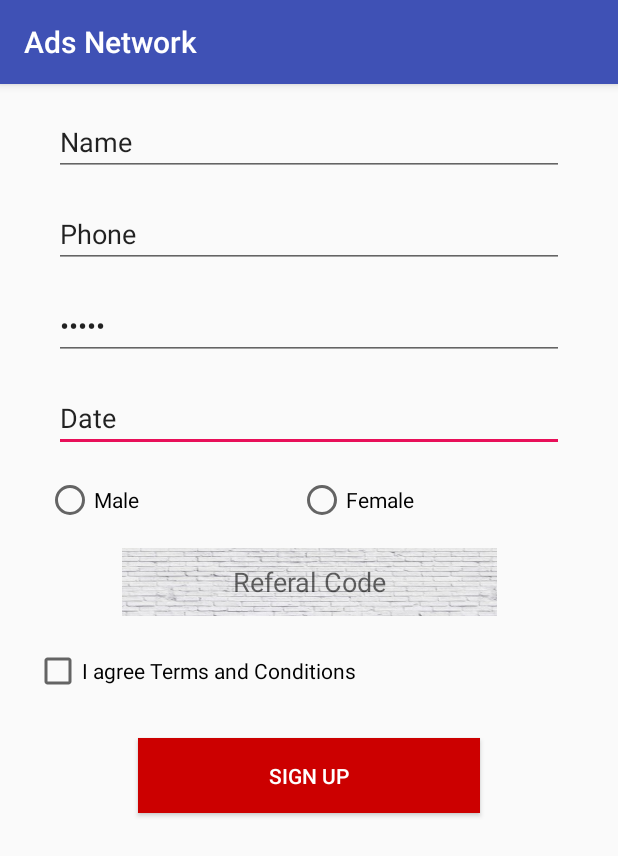
After one commit to RajesMca008/AdsProject, an Android app: the RegistrationActivity screen opened directly, with no data from a screen before it, on a phone screen of 412 x 824 dp. The commit adds this screen. Shown: the top 856 px of the screen. Run offline under Robolectric (Android 15) with nearby library versions, the phone set to English and light mode, and no system bars.

Commit message:
Registration implemented.

```diff
--- a/AdsPro/app/src/main/AndroidManifest.xml
+++ b/AdsPro/app/src/main/AndroidManifest.xml
@@ -25,7 +25,8 @@
         </activity>
         <activity
             android:name=".HomeActivity"
-            android:label="@string/title_activity_home"></activity>
+            android:label="@string/title_activity_home" />
+        <activity android:name=".RegistrationActivity"></activity>
     </application>
 
 </manifest>
--- a/AdsPro/app/src/main/java/com/appants/adspro/LoginActivity.java
+++ b/AdsPro/app/src/main/java/com/appants/adspro/LoginActivity.java
@@ -88,6 +88,15 @@ public class LoginActivity extends AppCompatActivity implements LoaderCallbacks<
             @Override
             public void onClick(View view) {
                 attemptLogin();
+            }
+        });
+
+        findViewById(R.id.register_in_button).setOnClickListener(new OnClickListener() {
+            @Override
+            public void onClick(View view) {
+
+                Intent intent=new Intent(LoginActivity.this,RegistrationActivity.class);
+                startActivity(intent);
             }
         });
 
--- /dev/null
+++ b/AdsPro/app/src/main/java/com/appants/adspro/RegistrationActivity.java
@@ -0,0 +1,41 @@
+package com.appants.adspro;
+
+import android.app.DatePickerDialog;
+import android.support.v7.app.AppCompatActivity;
+import android.os.Bundle;
+import android.view.View;
+import android.widget.DatePicker;
+import android.widget.EditText;
+
+import java.util.Calendar;
+
+public class RegistrationActivity extends AppCompatActivity {
+
+    EditText datePick=null;
+    @Override
+    protected void onCreate(Bundle savedInstanceState) {
+        super.onCreate(savedInstanceState);
+        setContentView(R.layout.activity_registration);
+
+         datePick=(EditText)  findViewById(R.id.date_id);
+        datePick.setOnClickListener(new View.OnClickListener() {
+            @Override
+            public void onClick(View view) {
+                // TODO Auto-generated method stub
+                //To show current date in the datepicker
+                Calendar mcurrentDate= Calendar.getInstance();
+                int mYear = mcurrentDate.get(Calendar.YEAR);
+                int mMonth = mcurrentDate.get(Calendar.MONTH);
+                int mDay=mcurrentDate.get(Calendar.DAY_OF_MONTH);
+
+                DatePickerDialog mDatePicker=new DatePickerDialog(RegistrationActivity.this, new DatePickerDialog.OnDateSetListener() {
+                    public void onDateSet(DatePicker datepicker, int selectedyear, int selectedmonth, int selectedday) {
+                        // TODO Auto-generated method stub
+                    /*      Your code   to get date and time    */
+                    }
+                },mYear, mMonth, mDay);
+                mDatePicker.setTitle("Select date");
+                mDatePicker.show();  }
+        });
+    }
+}
--- a/AdsPro/app/src/main/res/layout/activity_login.xml
+++ b/AdsPro/app/src/main/res/layout/activity_login.xml
@@ -74,6 +74,14 @@
                 android:text="@string/action_sign_in"
                 android:textStyle="bold" />
 
+            <Button
+                android:id="@+id/register_in_button"
+                style="?android:textAppearanceSmall"
+                android:layout_width="match_parent"
+                android:layout_height="wrap_content"
+                android:layout_marginTop="10dp"
+                android:text="@string/action_register"
+                android:textStyle="bold" />
         </LinearLayout>
     </ScrollView>
 </LinearLayout>
--- /dev/null
+++ b/AdsPro/app/src/main/res/layout/activity_registration.xml
@@ -0,0 +1,134 @@
+<?xml version="1.0" encoding="utf-8"?>
+<android.support.constraint.ConstraintLayout xmlns:android="http://schemas.android.com/apk/res/android"
+    xmlns:app="http://schemas.android.com/apk/res-auto"
+    xmlns:tools="http://schemas.android.com/tools"
+    android:layout_width="match_parent"
+    android:layout_height="match_parent"
+    tools:context="com.appants.adspro.RegistrationActivity">
+
+
+    <EditText
+        android:id="@+id/date_id"
+        android:layout_width="340dp"
+        android:layout_height="wrap_content"
+        android:layout_marginEnd="8dp"
+        android:layout_marginStart="8dp"
+        android:layout_marginTop="16dp"
+        android:inputType="text|phone"
+        android:text="Date"
+        app:layout_constraintEnd_toEndOf="parent"
+        app:layout_constraintStart_toStartOf="parent"
+        app:layout_constraintTop_toBottomOf="@+id/password" />
+
+    <EditText
+        android:id="@+id/phone"
+        android:layout_width="340dp"
+        android:layout_height="wrap_content"
+        android:layout_marginEnd="8dp"
+        android:layout_marginStart="8dp"
+        android:layout_marginTop="16dp"
+        android:inputType="text|phone"
+        android:text="Phone"
+        app:layout_constraintEnd_toEndOf="parent"
+        app:layout_constraintStart_toStartOf="parent"
+        app:layout_constraintTop_toBottomOf="@+id/name" />
+
+    <EditText
+        android:id="@+id/name"
+        android:layout_width="340dp"
+        android:layout_height="wrap_content"
+        android:layout_marginEnd="8dp"
+        android:layout_marginStart="8dp"
+        android:layout_marginTop="16dp"
+        android:inputType="phone"
+        android:text="Name"
+        android:maxLength="10"
+        app:layout_constraintEnd_toEndOf="parent"
+        app:layout_constraintStart_toStartOf="parent"
+        app:layout_constraintTop_toTopOf="parent" />
+
+    <EditText
+        android:id="@+id/password"
+        android:layout_width="340dp"
+        android:layout_height="wrap_content"
+        android:layout_marginEnd="8dp"
+        android:layout_marginStart="8dp"
+        android:layout_marginTop="16dp"
+        android:hint="Password"
+        android:inputType="textPassword"
+        android:text="Phone"
+        app:layout_constraintEnd_toEndOf="parent"
+        app:layout_constraintStart_toStartOf="parent"
+        app:layout_constraintTop_toBottomOf="@+id/phone" />
+
+    <EditText
+        android:id="@+id/referalCode"
+        android:layout_width="250dp"
+        android:layout_height="45dp"
+        android:layout_marginEnd="8dp"
+        android:layout_marginStart="8dp"
+        android:layout_marginTop="16dp"
+        android:ems="10"
+        android:gravity="center"
+        android:hint="Referal Code"
+        android:inputType="number"
+        android:maxLength="8"
+        android:background="@drawable/referal_bg_img"
+        app:layout_constraintEnd_toEndOf="parent"
+        app:layout_constraintStart_toStartOf="parent"
+        app:layout_constraintTop_toBottomOf="@+id/radioGroup" />
+
+    <RadioGroup
+        android:id="@+id/radioGroup"
+        android:layout_width="351dp"
+        android:layout_height="wrap_content"
+        android:layout_marginEnd="8dp"
+        android:layout_marginStart="8dp"
+        android:layout_marginTop="16dp"
+        android:orientation="horizontal"
+        app:layout_constraintEnd_toEndOf="parent"
+        app:layout_constraintStart_toStartOf="parent"
+        app:layout_constraintTop_toBottomOf="@+id/date_id">
+
+        <RadioButton
+            android:id="@+id/radioButton"
+            android:layout_width="wrap_content"
+            android:layout_height="wrap_content"
+            android:layout_weight="1"
+            android:text="Male" />
+
+        <RadioButton
+            android:layout_width="wrap_content"
+            android:layout_height="wrap_content"
+            android:layout_weight="1"
+            android:text="Female" />
+    </RadioGroup>
+
+    <CheckBox
+        android:id="@+id/checkBox"
+        android:layout_width="wrap_content"
+        android:layout_height="41dp"
+        android:layout_marginEnd="8dp"
+        android:layout_marginStart="8dp"
+        android:layout_marginTop="16dp"
+        android:text="I agree Terms and Conditions"
+        app:layout_constraintEnd_toEndOf="parent"
+        app:layout_constraintHorizontal_bias="0.08"
+        app:layout_constraintStart_toStartOf="parent"
+        app:layout_constraintTop_toBottomOf="@+id/referalCode" />
+
+    <Button
+        android:id="@+id/button2"
+        android:layout_width="228dp"
+        android:layout_height="50dp"
+        android:layout_marginEnd="8dp"
+        android:layout_marginStart="8dp"
+        android:layout_marginTop="24dp"
+        android:background="@android:color/holo_red_dark"
+        android:text="Sign Up"
+        android:textColor="@android:color/background_light"
+        app:layout_constraintEnd_toEndOf="parent"
+        app:layout_constraintStart_toStartOf="parent"
+        app:layout_constraintTop_toBottomOf="@+id/checkBox" />
+
+</android.support.constraint.ConstraintLayout>
--- a/AdsPro/app/src/main/res/values/colors.xml
+++ b/AdsPro/app/src/main/res/values/colors.xml
@@ -2,5 +2,5 @@
 <resources>
     <color name="colorPrimary">#3F51B5</color>
     <color name="colorPrimaryDark">#303F9F</color>
-    <color name="colorAccent">#FF4081</color>
+    <color name="colorAccent">#e80f59</color>
 </resources>
--- a/AdsPro/app/src/main/res/values/strings.xml
+++ b/AdsPro/app/src/main/res/values/strings.xml
@@ -4,7 +4,7 @@
     <!-- Strings related to login -->
     <string name="prompt_email">Email</string>
     <string name="prompt_password">Password (optional)</string>
-    <string name="action_sign_in">Sign in or register</string>
+    <string name="action_sign_in">Sign in</string>
     <string name="action_sign_in_short">Sign in</string>
     <string name="error_invalid_email">This email address is invalid</string>
     <string name="error_invalid_password">This password is too short</string>
@@ -24,4 +24,5 @@
 
     <!-- TODO: Remove or change this placeholder text -->
     <string name="hello_blank_fragment">Hello blank fragment</string>
+    <string name="action_register">Signup</string>
 </resources>
```
